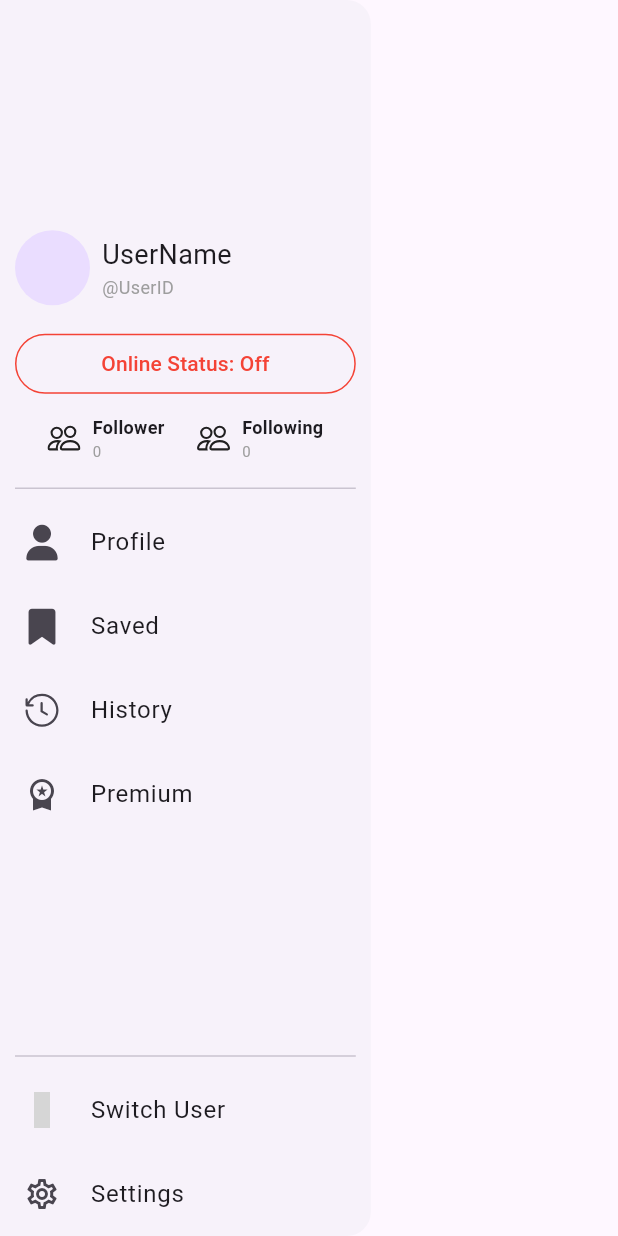
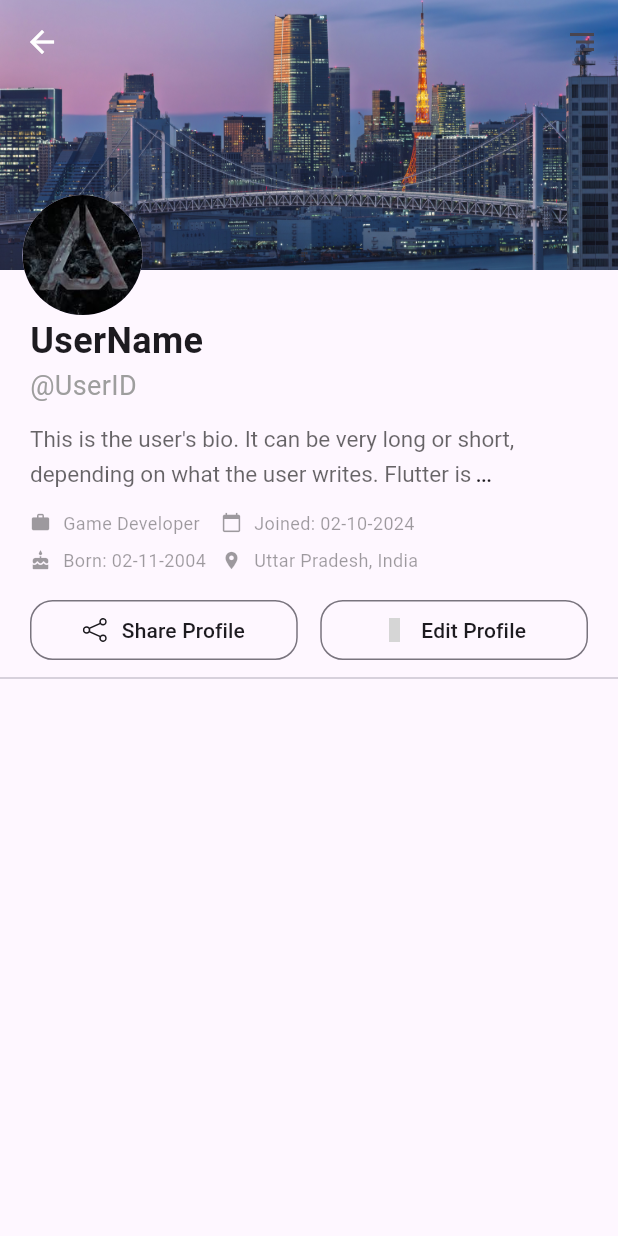
Before and after one commit to PrakharSingh0/Orbit, a Flutter app: the RightDrawer widget shown alone on an empty page, opened directly, after a tap on "Online Status: On", after a tap on "Profile", on a phone screen of 412 x 824 dp. Run offline on Flutter 3.47's test engine with Material 3 defaults, Android fonts, the phone set to English and light mode, and no system bars; our stand-ins replace icons_plus, shared_preferences; accounts and stored records are empty; grey boxes are pictures that could not be loaded.

Commit message:
Profile Page Create and Other supporting Page Create

```diff
--- /dev/null
+++ b/lib/Pages/HomeFeed/AddPostPage.dart
@@ -0,0 +1,15 @@
+import 'package:flutter/material.dart';
+
+class AddPostPage extends StatefulWidget {
+  const AddPostPage({super.key});
+
+  @override
+  State<AddPostPage> createState() => _AddPostPageState();
+}
+
+class _AddPostPageState extends State<AddPostPage> {
+  @override
+  Widget build(BuildContext context) {
+    return const Placeholder();
+  }
+}
--- /dev/null
+++ b/lib/Pages/HomeFeed/Chat.dart
@@ -0,0 +1,10 @@
+import 'package:flutter/cupertino.dart';
+
+class Chat extends StatelessWidget {
+  const Chat({super.key});
+
+  @override
+  Widget build(BuildContext context) {
+    return const Placeholder();
+  }
+}
--- /dev/null
+++ b/lib/Pages/HomeFeed/ExplorePage.dart
@@ -0,0 +1,15 @@
+import 'package:flutter/material.dart';
+
+class ExplorePage extends StatefulWidget {
+  const ExplorePage({super.key});
+
+  @override
+  State<ExplorePage> createState() => _ExplorePageState();
+}
+
+class _ExplorePageState extends State<ExplorePage> {
+  @override
+  Widget build(BuildContext context) {
+    return const Placeholder();
+  }
+}
--- /dev/null
+++ b/lib/Pages/HomeFeed/FeedPage.dart
@@ -0,0 +1,15 @@
+import 'package:flutter/material.dart';
+
+class FeedPage extends StatefulWidget {
+  const FeedPage({super.key});
+
+  @override
+  State<FeedPage> createState() => _FeedPageState();
+}
+
+class _FeedPageState extends State<FeedPage> {
+  @override
+  Widget build(BuildContext context) {
+    return const Placeholder();
+  }
+}
--- a/lib/Pages/HomeFeed/HomePageMain.dart
+++ b/lib/Pages/HomeFeed/HomePageMain.dart
@@ -1,6 +1,11 @@
 import 'package:flutter/cupertino.dart';
 import 'package:flutter/material.dart';
 import 'package:icons_plus/icons_plus.dart';
+import 'package:orbit/Pages/HomeFeed/AddPostPage.dart';
+import 'package:orbit/Pages/HomeFeed/Chat.dart';
+import 'package:orbit/Pages/HomeFeed/ExplorePage.dart';
+import 'package:orbit/Pages/HomeFeed/FeedPage.dart';
+import 'package:orbit/Pages/HomeFeed/InboxPage.dart';
 import 'package:orbit/Pages/MiscellaneousPage/LeftDrawer.dart';
 import 'package:orbit/Pages/MiscellaneousPage/RightDrawer.dart';
 
@@ -13,7 +18,15 @@ class HomePageMain extends StatefulWidget {
 
 class _HomePageMainState extends State<HomePageMain> {
   int _selectedIndex = 0;
-  final pages = [];
+
+  // Explicitly defining the list type as List<Widget>
+  final List<Widget> pages = [
+    const FeedPage(),
+    const ExplorePage(),
+    const AddPostPage(),
+    const InboxPage(),
+    const Chat()
+  ];
 
   void _onItemTapped(int index) {
     setState(() {
@@ -23,7 +36,6 @@ class _HomePageMainState extends State<HomePageMain> {
 
   @override
   Widget build(BuildContext context) {
-
     return Scaffold(
       endDrawer: const RightDrawer(),
       drawer: const LeftDrawer(),
@@ -38,7 +50,9 @@ class _HomePageMainState extends State<HomePageMain> {
               onTap: () {
                 Scaffold.of(context).openEndDrawer();
               },
-              child: const CircleAvatar(),
+              child: const CircleAvatar(
+                backgroundImage: AssetImage("assets/avatar.jpg"),
+              ),
             ),
           ),
           const SizedBox.square(
@@ -46,6 +60,7 @@ class _HomePageMainState extends State<HomePageMain> {
           )
         ],
       ),
+      body: pages[_selectedIndex], // No change needed here
       bottomNavigationBar: BottomNavigationBar(
         elevation: 5,
         selectedFontSize: 10,
@@ -57,7 +72,7 @@ class _HomePageMainState extends State<HomePageMain> {
               icon: Icon(CupertinoIcons.plus), label: "Post"),
           BottomNavigationBarItem(icon: Icon(Icons.all_inbox), label: "Inbox"),
           BottomNavigationBarItem(
-              icon: Icon(Bootstrap.chat), label: "Chat"),
+              icon: Icon(LineAwesome.user_astronaut_solid), label: "Profile"),
         ],
         currentIndex: _selectedIndex,
         onTap: _onItemTapped,
--- /dev/null
+++ b/lib/Pages/HomeFeed/InboxPage.dart
@@ -0,0 +1,10 @@
+import 'package:flutter/material.dart';
+
+class InboxPage extends StatelessWidget {
+  const InboxPage({super.key});
+
+  @override
+  Widget build(BuildContext context) {
+    return const Placeholder();
+  }
+}
--- /dev/null
+++ b/lib/Pages/HomeFeed/ProfilePage.dart
@@ -0,0 +1,236 @@
+import 'package:flutter/material.dart';
+import 'package:icons_plus/icons_plus.dart';
+
+class Profile extends StatefulWidget {
+  const Profile({super.key});
+
+  @override
+  State<Profile> createState() => _ProfileState();
+}
+
+class _ProfileState extends State<Profile> {
+  bool isExpanded = false; // Controls the bio expansion
+
+  @override
+  Widget build(BuildContext context) {
+    return Scaffold(
+      extendBodyBehindAppBar: true,
+      appBar: AppBar(
+        leading: const BackButton(color: Colors.white,),
+        backgroundColor: Colors.transparent,
+        actions: [IconButton(onPressed: (){},icon: Icon(BoxIcons.bx_menu_alt_right))],
+      ),
+      body: SingleChildScrollView(
+        child: Column(
+          crossAxisAlignment: CrossAxisAlignment.start,
+          children: [
+            // Cover Photo Section
+            Stack(
+              children: [
+                Column(children: [
+                  Container(
+                    height: 180,
+                    decoration: BoxDecoration(
+                      color: Colors.blueGrey[300],
+                      image: const DecorationImage(
+                        image: AssetImage("assets/back.jpg"),
+                        fit: BoxFit.cover,
+                      ),
+                    ),
+                  ),
+                  Padding(
+                    padding: const EdgeInsets.symmetric(horizontal: 20),
+                    child: Column(
+                      crossAxisAlignment: CrossAxisAlignment.start,
+                      children: [
+                        const SizedBox(
+                            height: 30), // To align after profile image
+                        Row(
+                          children: [
+                            const Column(
+                              crossAxisAlignment: CrossAxisAlignment.start,
+                              children: [
+                                Text("UserName",
+                                    style: TextStyle(fontSize: 24, fontWeight: FontWeight.bold)),
+                                Text("@UserID",
+                                    style: TextStyle(fontSize: 18, color: Colors.grey)),
+                              ],
+                            ),
+                          ],
+                        ),
+
+                        const SizedBox(height: 10),
+
+                        buildBio("""This is the user's bio. It can be very long or short, depending on what the user writes. Flutter is great for UI development, and making dynamic expandable text is very easy. The main goal is to make sure that long text does not clutter the UI while still allowing users to view the full content when they want. Clicking on this text will reveal more content, making it user-friendly."""),
+
+
+                            const SizedBox(height: 10),
+
+                        Row(
+                          mainAxisAlignment: MainAxisAlignment.start, // Space columns evenly
+                          children: [
+                            Column(
+                              crossAxisAlignment: CrossAxisAlignment.start,
+                              children: [
+                                _profileDetail(Icons.work, "Game Developer"),
+                                _profileDetail(Icons.cake, "Born: 02-11-2004"),
+                              ],
+                            ),
+                            SizedBox(width: 10,),
+                            Column(
+                              crossAxisAlignment: CrossAxisAlignment.start,
+                              children: [
+                                _profileDetail(Icons.calendar_today, "Joined: 02-10-2024"),
+                                _profileDetail(Icons.location_on, "Uttar Pradesh, India"),
+
+                              ],
+                            ),
+                          ],
+                        ),
+                        const SizedBox(height: 10),
+
+                        Row(
+                          mainAxisAlignment: MainAxisAlignment.center,
+                          children: [
+                            customProfileButton(
+                              onPressed: () {
+                                print("Share Profile Clicked");
+                              },
+                              icon: Bootstrap.share,
+                              label: "Share Profile",
+                            ),
+                            const SizedBox(width: 15), // Space between buttons
+                            customProfileButton(
+                              onPressed: () {
+                                print("Edit Profile Clicked");
+                              },
+                              icon: Clarity.edit_line,
+                              label: "Edit Profile",
+                            ),
+                          ],
+                        ),
+
+
+                      ],
+                    ),
+                  ),
+                ]),
+                const Positioned(
+                  left: 15,
+                  top: 130,
+                  child: CircleAvatar(
+                    backgroundImage: AssetImage("assets/avatar.jpg"),
+                    radius: 40,
+                  ),
+                ),
+              ],
+            ),
+            const Divider(),
+          ],
+        ),
+      ),
+    );
+  }
+
+  // Custom Widget Builder -----------
+
+  Widget profileStats(String count, String label,Icon icon) {
+    return Column(
+      children: [
+        Text(count,
+            style: const TextStyle(fontSize: 16, fontWeight: FontWeight.bold)),
+        Text(label, style: const TextStyle(fontSize: 14, color: Colors.grey)),
+      ],
+    );
+  }
+
+  Widget customProfileButton({
+    required VoidCallback onPressed,
+    required IconData icon,
+    required String label,
+  }) {
+    return Expanded(
+      child: OutlinedButton(
+        style: OutlinedButton.styleFrom(
+          elevation: 1,
+          padding: const EdgeInsets.symmetric(vertical: 0), // Better height
+          shape: RoundedRectangleBorder(
+            borderRadius: BorderRadius.circular(15), // Rounded corners
+          ),
+        ),
+        onPressed: onPressed,
+        child: Row(
+          mainAxisAlignment: MainAxisAlignment.center, // Center content
+          children: [
+            Icon(icon, size: 16,color: Theme.of(context).textTheme.bodyLarge?.color,),
+            const SizedBox(width: 10),
+            Text(
+              label,
+              style: TextStyle(
+                fontSize: 14,
+                color: Theme.of(context).textTheme.bodyLarge?.color, // Correct placement
+              ),
+            )
+
+          ],
+        ),
+      ),
+    );
+  }
+
+  Widget _profileDetail(IconData icon, String text) {
+    return Padding(
+      padding: const EdgeInsets.symmetric(vertical: 4), // Minimal spacing
+      child: Row(
+        crossAxisAlignment: CrossAxisAlignment.center, // Align properly
+        children: [
+          Icon(icon, size: 14, color: Theme.of(context).disabledColor), // Gray icon
+          const SizedBox(width: 8), // Small space
+          Text(
+            text,
+            style: TextStyle(fontSize: 12, color: Theme.of(context).disabledColor), // Gray text
+          ),
+        ],
+      ),
+    );
+  }
+
+  Widget buildBio(String bio) {
+    const int maxWords = 20; // Word limit before truncating
+    List<String> words = bio.split(' ');
+    bool shouldTruncate = words.length > maxWords;
+
+    return GestureDetector(
+      onTap: () {
+        setState(() {
+          isExpanded = !isExpanded;
+        });
+      },
+      child: RichText(
+        text: TextSpan(
+          style: TextStyle(
+            fontSize: 15,
+            height: 1.5,
+            color: Theme.of(context).hintColor,
+          ),
+          children: [
+            TextSpan(
+              text: isExpanded ? bio : words.take(maxWords).join(' '), // Show full or truncated text
+            ),
+            if (shouldTruncate)
+              TextSpan(
+                text: isExpanded ? " Show less" : " ...", // Toggle text
+                style: TextStyle(
+                  fontWeight: FontWeight.w700,
+                  fontSize: 12,
+                  color: Theme.of(context).colorScheme.onBackground,
+                ),
+              ),
+          ],
+        ),
+      ),
+    );
+  }
+
+
+}
--- a/lib/Pages/MiscellaneousPage/RightDrawer.dart
+++ b/lib/Pages/MiscellaneousPage/RightDrawer.dart
@@ -1,5 +1,8 @@
 import 'package:flutter/material.dart';
 import 'package:icons_plus/icons_plus.dart';
+import 'package:orbit/Pages/HomeFeed/ProfilePage.dart';
+
+import 'Settings.dart';
 
 class RightDrawer extends StatefulWidget {
   const RightDrawer({super.key});
@@ -25,31 +28,34 @@ class _RightDrawerState extends State<RightDrawer> {
         child: Column(
           children: [
             Expanded(
-              child: Center( // Center everything except bottom items
+              child: Center(
+                // Center everything except bottom items
                 child: SingleChildScrollView(
                   child: Column(
                     mainAxisSize: MainAxisSize.min,
                     children: [
                       // User Profile Section
-                      Padding(
-                        padding: const EdgeInsets.symmetric(horizontal: 10, vertical: 15),
+                      const Padding(
+                        padding:
+                            EdgeInsets.symmetric(horizontal: 10, vertical: 15),
                         child: Row(
                           children: [
-                            const CircleAvatar(radius: 25),
-                            const SizedBox(width: 8),
+                            CircleAvatar(radius: 25,backgroundImage: AssetImage("assets/avatar.jpg"),),
+                            SizedBox(width: 8),
                             Expanded(
                               child: Column(
                                 crossAxisAlignment: CrossAxisAlignment.start,
                                 children: [
                                   Text(
                                     "UserName",
-                                    style: const TextStyle(fontSize: 18),
+                                    style: TextStyle(fontSize: 18),
                                     overflow: TextOverflow.ellipsis,
                                     maxLines: 1,
                                   ),
                                   Text(
                                     "@UserID",
-                                    style: const TextStyle(color: Colors.grey, fontSize: 12),
+                                    style: TextStyle(
+                                        color: Colors.grey, fontSize: 12),
                                     overflow: TextOverflow.ellipsis,
                                     maxLines: 1,
                                   ),
@@ -73,7 +79,10 @@ class _RightDrawerState extends State<RightDrawer> {
                             ),
                             onPressed: _onStatusChanged,
                             child: Text(
-                              _isOnline ? " Online Status: On " : " Online Status: Off ",
+                              _isOnline
+                                  ? " Online Status: On "
+                                  : " Online Status: Off ",
+                              overflow: TextOverflow.ellipsis,
                               style: TextStyle(
                                 color: _isOnline ? Colors.green : Colors.red,
                               ),
@@ -92,7 +101,8 @@ class _RightDrawerState extends State<RightDrawer> {
                             padding: const EdgeInsets.symmetric(horizontal: 10),
                             child: isWideScreen
                                 ? Row(
-                              mainAxisAlignment: MainAxisAlignment.spaceEvenly,
+                                    mainAxisAlignment:
+                                        MainAxisAlignment.spaceEvenly,
                                     children: [
                                       _buildStatCard("Follower", "0"),
                                       _buildStatCard("Following", "0"),
@@ -118,23 +128,23 @@ class _RightDrawerState extends State<RightDrawer> {
                           children: [
                             ListTile(
                               leading: const Icon(FontAwesome.user),
-                              title: const Text(" Profile "),
-                              onTap: () {},
+                              title: const Text(" Profile ",overflow: TextOverflow.ellipsis,),
+                              onTap: (){Navigator.push(context, MaterialPageRoute(builder: (context)=> const Profile()));}
                             ),
                             ListTile(
                               leading: const Icon(FontAwesome.bookmark),
-                              title: const Text(" Saved "),
-                              onTap: () {},
+                              title: const Text(" Saved ",overflow: TextOverflow.ellipsis,),
+                              onTap: () {Navigator.push(context, MaterialPageRoute(builder: (context)=> const Profile()));},
                             ),
                             ListTile(
                               leading: const Icon(OctIcons.history),
-                              title: const Text(" History "),
-                              onTap: () {},
+                              title: const Text(" History ",overflow: TextOverflow.ellipsis,),
+                              onTap: () {Navigator.push(context, MaterialPageRoute(builder: (context)=> const Profile()));},
                             ),
                             ListTile(
                               leading: const Icon(Icons.workspace_premium),
-                              title: const Text(" Premium "),
-                              onTap: () {},
+                              title: const Text(" Premium ",overflow: TextOverflow.ellipsis,),
+                              onTap: () {Navigator.push(context, MaterialPageRoute(builder: (context)=> const Profile()));},
                             ),
                           ],
                         ),
@@ -151,14 +161,14 @@ class _RightDrawerState extends State<RightDrawer> {
             Column(
               children: [
                 ListTile(
-                  leading: const Icon(Iconsax.profile_2user_outline),
-                  title: const Text(" Switch User "),
+                  leading: const Icon(AntDesign.user_switch_outline),
+                  title: const Text(" Switch User ",overflow: TextOverflow.ellipsis,),
                   onTap: () {},
                 ),
                 ListTile(
                   leading: const Icon(Icons.settings_outlined),
-                  title: const Text(" Settings "),
-                  onTap: () {},
+                  title: const Text(" Settings ",overflow: TextOverflow.ellipsis,),
+                  onTap: () {Navigator.push(context, MaterialPageRoute(builder: (context)=> const Settings()));},
                 ),
               ],
             ),
@@ -178,8 +188,11 @@ class _RightDrawerState extends State<RightDrawer> {
         Column(
           crossAxisAlignment: CrossAxisAlignment.start,
           children: [
-            Text(title, style: const TextStyle(fontSize: 12, fontWeight: FontWeight.bold)),
-            Text(value, style: const TextStyle(fontSize: 10, color: Colors.grey)),
+            Text(title,
+                style:
+                    const TextStyle(fontSize: 12, fontWeight: FontWeight.bold,overflow: TextOverflow.ellipsis,)),
+            Text(value,
+                style: const TextStyle(fontSize: 10, color: Colors.grey,overflow: TextOverflow.ellipsis,)),
           ],
         ),
       ],
--- /dev/null
+++ b/lib/Pages/MiscellaneousPage/Settings.dart
@@ -0,0 +1,10 @@
+import 'package:flutter/material.dart';
+
+class Settings extends StatelessWidget {
+  const Settings({super.key});
+
+  @override
+  Widget build(BuildContext context) {
+    return const Placeholder();
+  }
+}
--- /dev/null
+++ b/lib/Pages/MiscellaneousPage/SwitchUser.dart
@@ -0,0 +1,10 @@
+import 'package:flutter/material.dart';
+
+class SwitchUser extends StatelessWidget {
+  const SwitchUser({super.key});
+
+  @override
+  Widget build(BuildContext context) {
+    return const Placeholder();
+  }
+}
--- a/pubspec.yaml
+++ b/pubspec.yaml
@@ -62,8 +62,8 @@ flutter:
   uses-material-design: true
 
   # To add assets to your application, add an assets section, like this:
-  # assets:
-  #   - images/a_dot_burr.jpeg
+  assets:
+    - assets/
   #   - images/a_dot_ham.jpeg
 
   # An image asset can refer to one or more resolution-specific "variants", see
```
Also changed, not shown: assets/avatar.jpg (added), assets/back.jpg (added), lib/Auth/Pages/LoginPage.dart (added), lib/Auth/Pages/SignupPage.dart (added), lib/Auth/Pages/StartUpPage.dart (added), lib/Auth/Pages/UserCustomisation.dart (added), lib/Pages/UsersPages/Saved.dart (added), lib/Pages/UsersPages/other/History.dart (added), lib/Pages/UsersPages/other/Premium.dart (added), pubspec.lock. Lines whose indentation alone changed are shown as unchanged.
